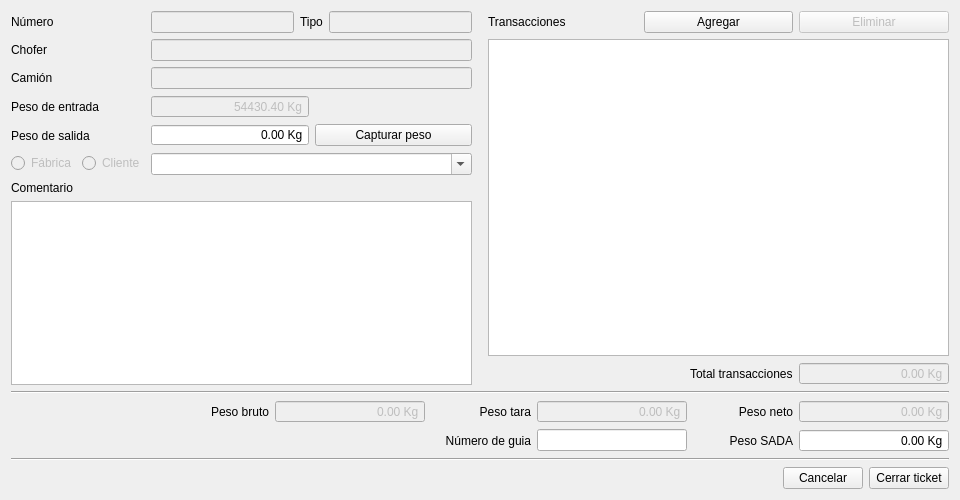
Old version of the form romano/ui/close_ticket.ui in the repository elshaka/Romano.
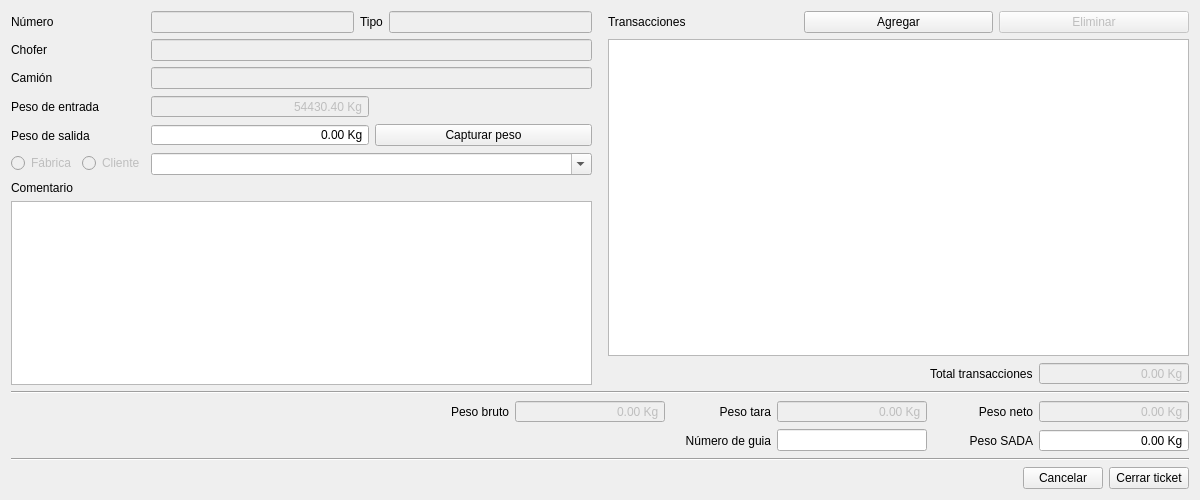
New version of the form. Icons and pictures are not drawn.

Commit message: Added support for transactions sack attributes

Diff of the .ui file:
```diff
--- a/romano/ui/close_ticket.ui
+++ b/romano/ui/close_ticket.ui
@@ -6,13 +6,13 @@
    <rect>
     <x>0</x>
     <y>0</y>
-    <width>960</width>
+    <width>1200</width>
     <height>500</height>
    </rect>
   </property>
   <property name="minimumSize">
    <size>
-    <width>960</width>
+    <width>1024</width>
     <height>500</height>
    </size>
   </property>
@@ -23,7 +23,7 @@
    <item>
     <layout class="QHBoxLayout" name="dialogLayout">
      <item>
-      <layout class="QVBoxLayout" name="ticketLayout">
+      <layout class="QVBoxLayout" name="ticketLayout" stretch="0,0,0">
        <item>
         <layout class="QFormLayout" name="ticketFormLayout">
          <property name="fieldGrowthPolicy">
@@ -306,6 +306,9 @@
          <attribute name="horizontalHeaderHighlightSections">
           <bool>false</bool>
          </attribute>
+         <attribute name="horizontalHeaderStretchLastSection">
+          <bool>false</bool>
+         </attribute>
          <attribute name="verticalHeaderVisible">
           <bool>false</bool>
          </attribute>
```
The commit also changes 4 other files.
